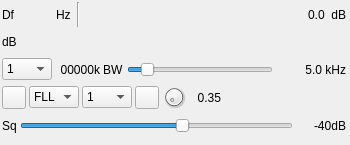
f4exb/sdrangel, file plugins/channelrx/freqtracker/freqtrackergui.ui: the form before one commit.
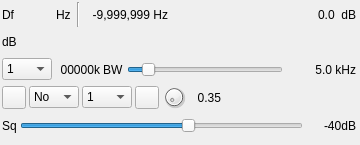
The form after the commit. Icons and pictures are not drawn. Custom widgets are drawn as their Qt base class.

Commit message: Frequency tracker (3)

What changed in the file:
```diff
--- a/plugins/channelrx/freqtracker/freqtrackergui.ui
+++ b/plugins/channelrx/freqtracker/freqtrackergui.ui
@@ -6,7 +6,7 @@
    <rect>
     <x>0</x>
     <y>0</y>
-    <width>350</width>
+    <width>360</width>
     <height>145</height>
    </rect>
   </property>
@@ -18,13 +18,13 @@
   </property>
   <property name="minimumSize">
    <size>
-    <width>350</width>
+    <width>360</width>
     <height>100</height>
    </size>
   </property>
   <property name="maximumSize">
    <size>
-    <width>350</width>
+    <width>360</width>
     <height>16777215</height>
    </size>
   </property>
@@ -45,7 +45,7 @@
     <rect>
      <x>0</x>
      <y>0</y>
-     <width>348</width>
+     <width>358</width>
      <height>140</height>
     </rect>
    </property>
@@ -130,6 +130,25 @@
           </property>
          </widget>
         </item>
+        <item>
+         <widget class="QLabel" name="trackingFrequencyText">
+          <property name="minimumSize">
+           <size>
+            <width>85</width>
+            <height>0</height>
+           </size>
+          </property>
+          <property name="toolTip">
+           <string>Tracking delta frequency (Hz)</string>
+          </property>
+          <property name="text">
+           <string>-9,999,999 Hz</string>
+          </property>
+          <property name="alignment">
+           <set>Qt::AlignRight|Qt::AlignTrailing|Qt::AlignVCenter</set>
+          </property>
+         </widget>
+        </item>
         <item>
          <spacer name="horizontalSpacer">
           <property name="orientation">
@@ -375,6 +394,11 @@
         <property name="toolTip">
          <string>Tracking type</string>
         </property>
+        <item>
+         <property name="text">
+          <string>No</string>
+         </property>
+        </item>
         <item>
          <property name="text">
           <string>FLL</string>
```
The commit also changes 5 other files.
